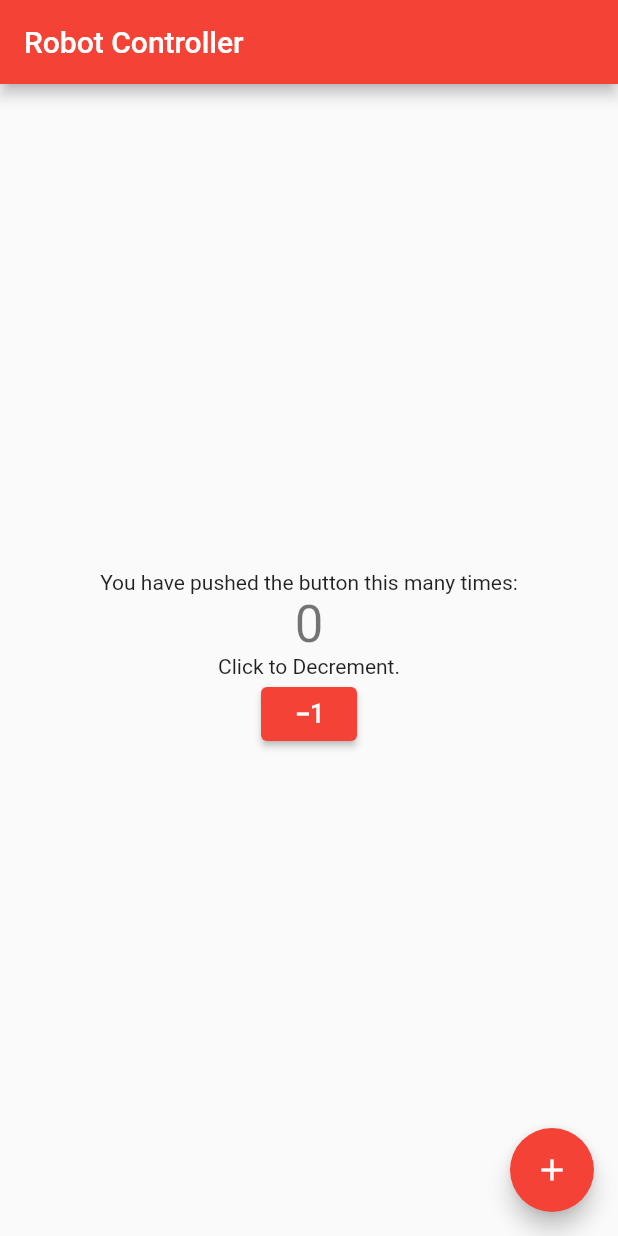
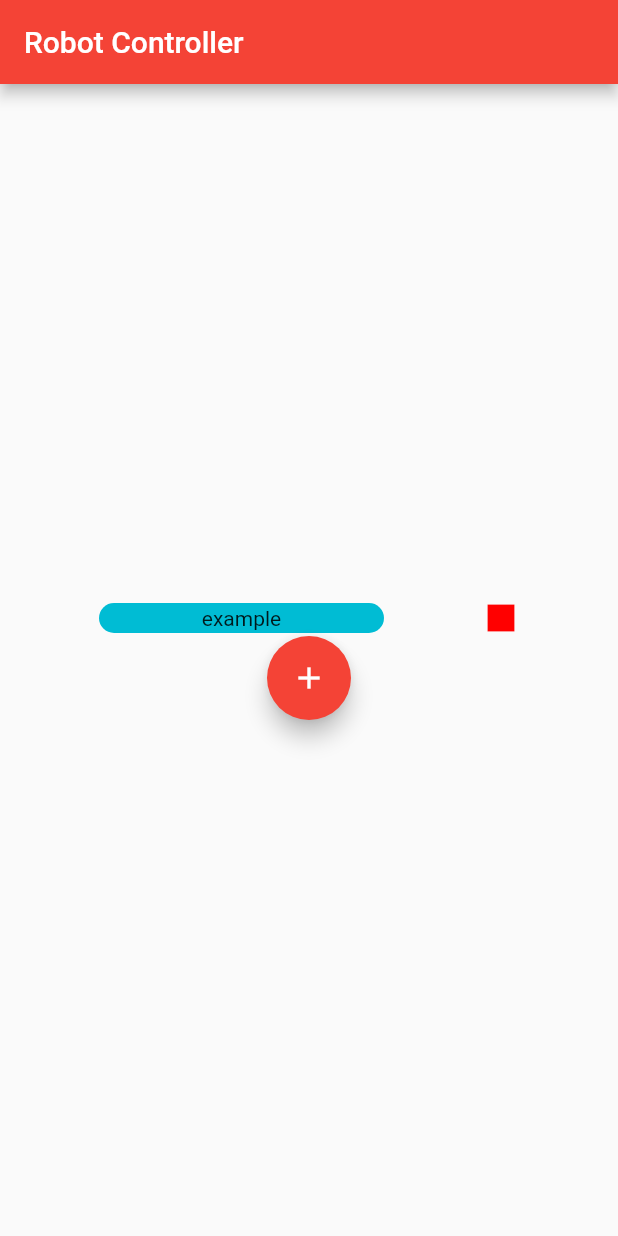
Before and after one commit to G-hop7/Robot-Controller, a Flutter app: the screen it shows after launch, on a phone screen of 412 x 824 dp. Run offline on Flutter 3.47's test engine with Material 2 defaults, Android fonts, the phone set to English and light mode, and no system bars.

Commit message:
Basic start on GUI

```diff
--- a/main/clickme/lib/main.dart
+++ b/main/clickme/lib/main.dart
@@ -73,29 +73,36 @@ class _MyHomePageState extends State<MyHomePage> {
       appBar: AppBar(
         title: Text(widget.title),
       ),
-      body: Center(
-        child: Column(
+      body: Column(
         mainAxisAlignment: MainAxisAlignment.center,
-          children: <Widget>[
-            const Text(
-              'You have pushed the button this many times:',
+        children: [
+          Row(
+            mainAxisAlignment: MainAxisAlignment.spaceEvenly,
+            children: [
+              Container(
+                width: 190,
+                height: 20,
+                decoration: BoxDecoration(
+                  color: Colors.cyan,
+                  borderRadius: BorderRadius.circular(20),
                   ),
-            Text(
-              '$_counter',
-              style: Theme.of(context).textTheme.headline4,
-            ),
-            const Text('Click to Decrement.'),
-            ElevatedButton(
-                onPressed: _decrementCounter,
-                child: const Icon(Icons.exposure_minus_1))
-          ],
+                  alignment: Alignment.center,
+                  child: const Text(
+                  "example"
+                  //namesList[0],
+                  //  style:
                   ),
               ),
-      floatingActionButton: FloatingActionButton(
+                const Icon(
+                  Icons.square,
+                  color: Color.fromARGB(255, 255, 0, 0)),
+        ]),
+              FloatingActionButton(
                 onPressed: _incrementCounter,
                 tooltip: 'Increment',
                 child: const Icon(Icons.add),
                ),
+        ]),
     );
   }
 }
```
Also changed, not shown: 2 other files. Lines whose indentation alone changed are shown as unchanged.
